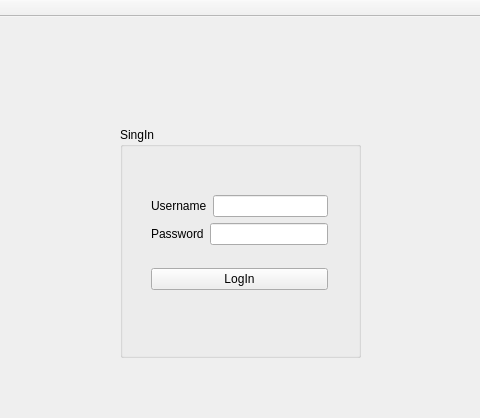
First picture: the form in ProjectC++/GraphicInterface/LoginInterface.ui, repository andreeamacsim/ProjectModernCpp, before the edit; both pictures show x 220 to 700 and y 0 to 418 of the 1027 by 570 pixel window.
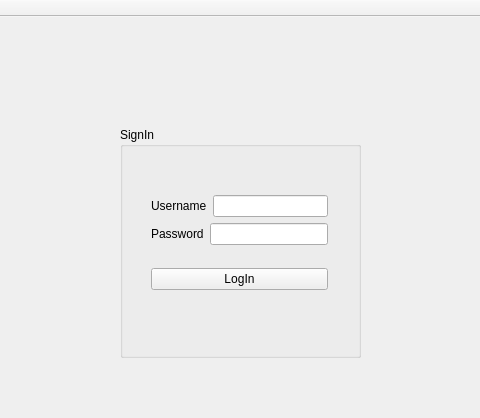
Second picture: the form after the edit.

```diff
--- a/ProjectC++/GraphicInterface/LoginInterface.ui
+++ b/ProjectC++/GraphicInterface/LoginInterface.ui
@@ -24,9 +24,9 @@
      </rect>
     </property>
     <property name="title">
-     <string>SingIn</string>
+     <string>SignIn</string>
     </property>
-    <widget class="QWidget" name="layoutWidget">
+    <widget class="QWidget" name="">
      <property name="geometry">
       <rect>
        <x>20</x>
```
